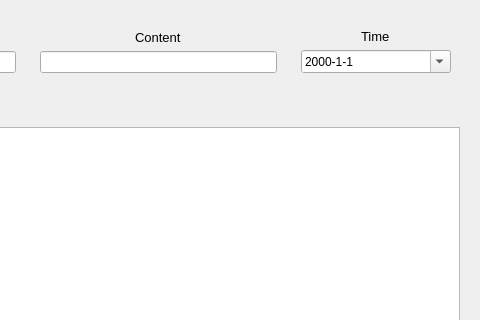
First picture: the form in ClientGUI/searchhistory.ui, repository saxonsa/chatroom, before the edit; both pictures show x 250 to 730 and y 0 to 320 of the 730 by 489 pixel window.
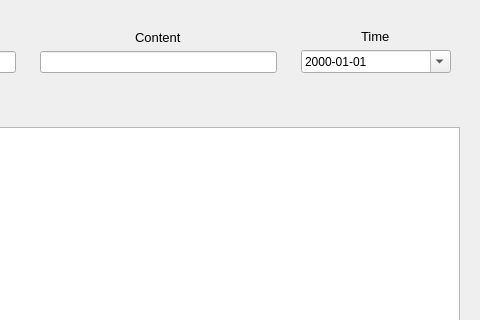
Second picture: the form after the edit. Icons and pictures are not drawn.

```diff
--- a/ClientGUI/searchhistory.ui
+++ b/ClientGUI/searchhistory.ui
@@ -87,7 +87,7 @@
             </size>
            </property>
            <property name="displayFormat">
-            <string>yyyy-M-d</string>
+            <string>yyyy-MM-dd</string>
            </property>
            <property name="calendarPopup">
             <bool>true</bool>
```
